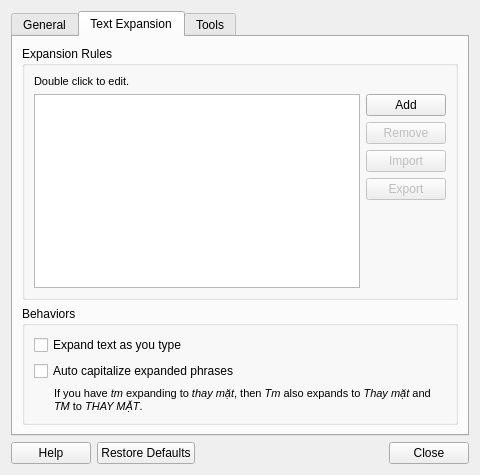
Qt form gui/controller.ui (BoGoEngine/ibus-bogo) before a commit.
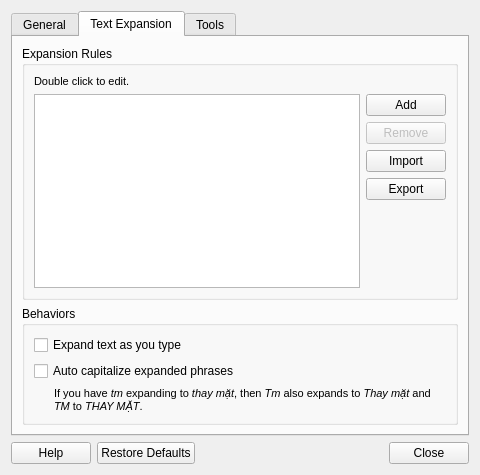
The same form after that commit. The open tabs and pages were chosen to show the change.

Commit message: Enable the import/export buttons

The edit to the form file:
```diff
--- a/gui/controller.ui
+++ b/gui/controller.ui
@@ -187,7 +187,7 @@
             <item row="4" column="4">
              <widget class="QPushButton" name="exportButton">
               <property name="enabled">
-               <bool>false</bool>
+               <bool>true</bool>
               </property>
               <property name="sizePolicy">
                <sizepolicy hsizetype="Minimum" vsizetype="Fixed">
@@ -219,7 +219,7 @@
             <item row="3" column="4">
              <widget class="QPushButton" name="importButton">
               <property name="enabled">
-               <bool>false</bool>
+               <bool>true</bool>
               </property>
               <property name="sizePolicy">
                <sizepolicy hsizetype="Minimum" vsizetype="Fixed">
```
